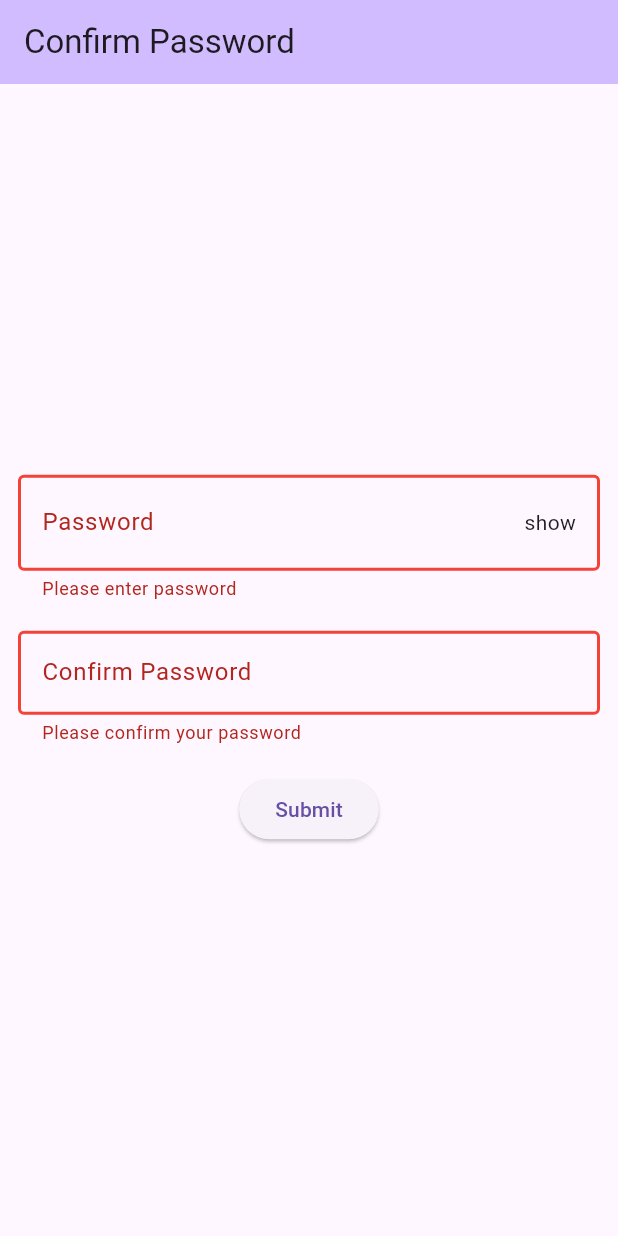
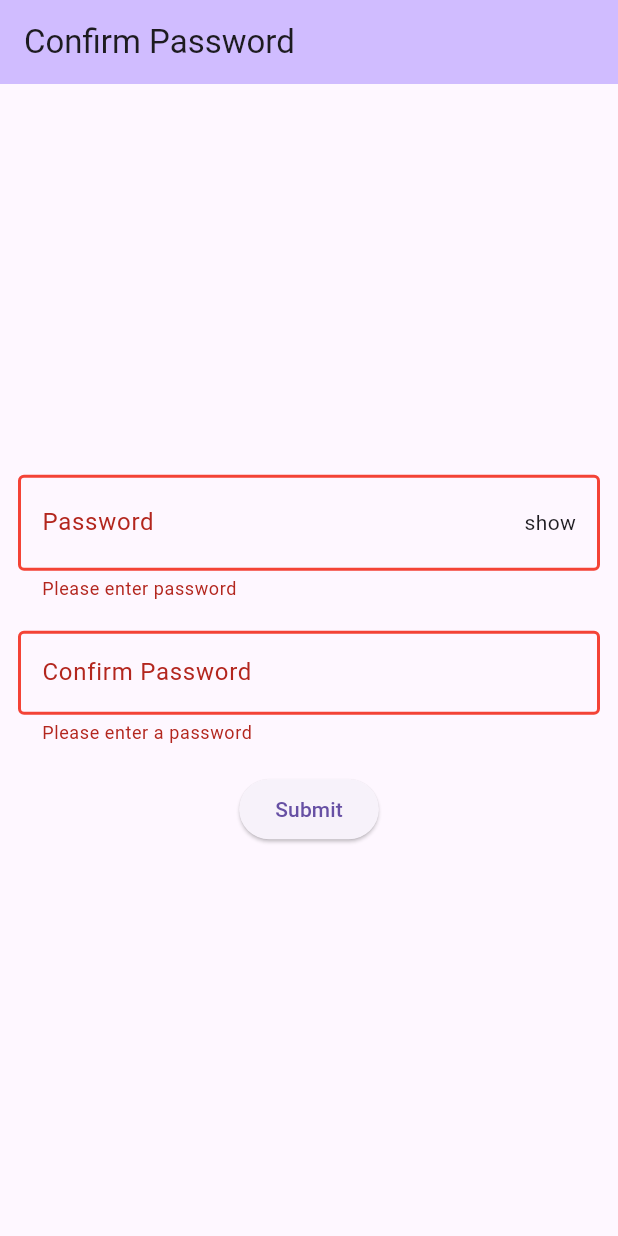
Before and after one commit to Amjadyabroudi128/confirmPass, a Flutter app: the screen it shows after launch, after a tap on "Submit", on a phone screen of 412 x 824 dp. Run offline on Flutter 3.47's test engine with Material 3 defaults, Android fonts, the phone set to English and light mode, and no system bars.

Commit message:
my text field

```diff
--- a/lib/homePage/widgets/confirmingPass.dart
+++ b/lib/homePage/widgets/confirmingPass.dart
@@ -15,18 +15,19 @@ class ConfirmingPass extends StatelessWidget {
   Widget build(BuildContext context) {
     String confirm = "Confirm Password";
 
-    return TextFormField(
+    return myTextField(
       obscureText: true,
-      controller: confirmPass,
-      decoration: InputDecoration(
-        labelText: confirm
-      ),
+      myController: confirmPass,
+      label: confirm,
+      // decoration: InputDecoration(
+      //   labelText: confirm
+      // ),
       validator: (value) {
         if (value == null || value.isEmpty) {
-          return 'Please confirm your password'; // Validates if the confirm password field is empty
+          return 'Please enter a password';
         }
         if (value != pass.text) {
-          return 'Passwords do not match'; // Validates if the passwords match
+          return 'Passwords do not match';
         }
         return null; // Passwords match
       },
```
